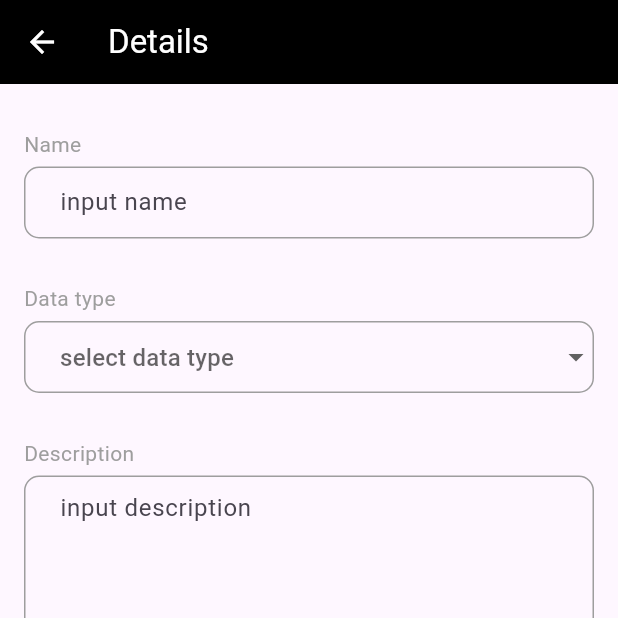
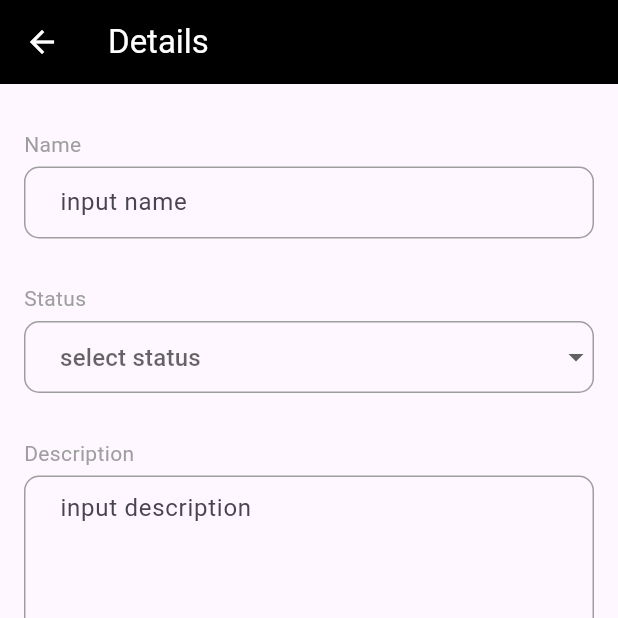
Before and after one commit to Mr-Malomz/flutter_xata, a Flutter app: the Detail screen opened directly, on a phone screen of 412 x 824 dp, the top half of it. Run offline on Flutter 3.47's test engine with Material 3 defaults, Android fonts, the phone set to English and light mode, and no system bars; our stand-ins replace flutter_dotenv.

Commit message:
Update detail.dart

```diff
--- a/lib/screens/detail.dart
+++ b/lib/screens/detail.dart
@@ -72,7 +72,7 @@ class _DetailState extends State<Detail> {
                       ),
                       const SizedBox(height: 30.0),
                       const Text(
-                        'Data type',
+                        'Status',
                         style: TextStyle(
                           color: Colors.grey,
                           fontSize: 14.0,
@@ -92,7 +92,7 @@ class _DetailState extends State<Detail> {
                         decoration: InputDecoration(
                           contentPadding: const EdgeInsets.symmetric(
                               vertical: 10, horizontal: 20),
-                          hintText: "select data type",
+                          hintText: "select status",
                           focusedBorder: OutlineInputBorder(
                             borderRadius: BorderRadius.circular(10),
                             borderSide: const BorderSide(color: Colors.grey),
```
